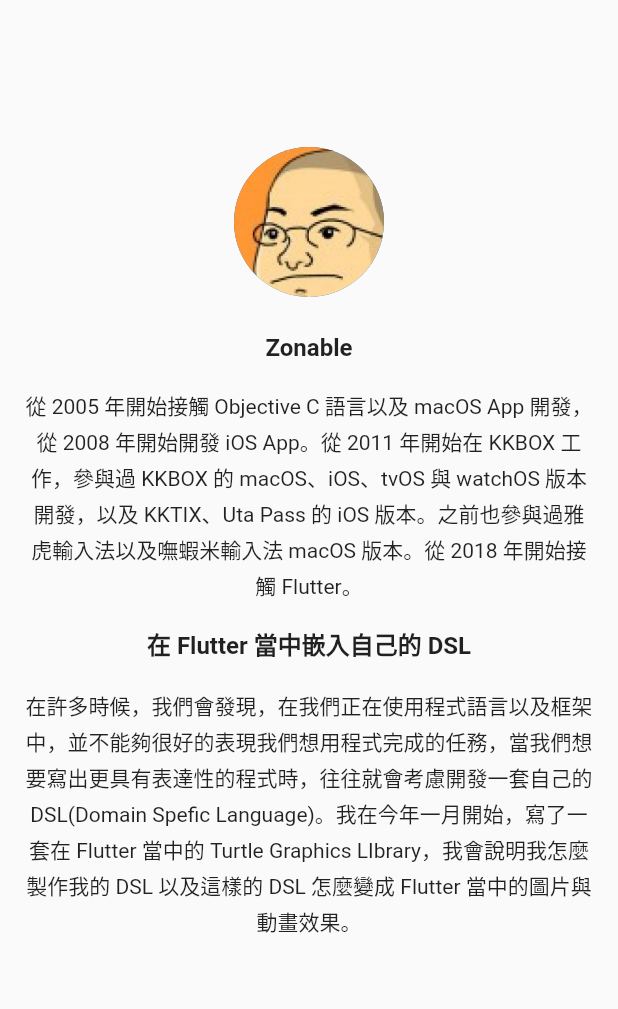
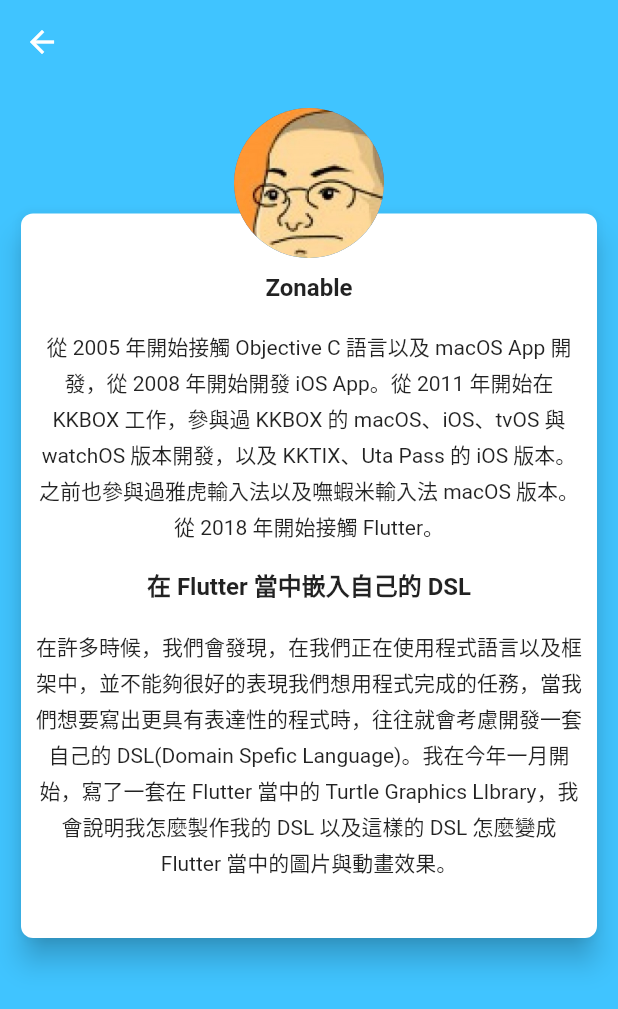
Before and after one commit to chloe722/flutter_taipei, a Flutter app: the screen it shows after launch, after a tap on "在 Flutter 當中嵌入自己的 DSL", on a phone screen of 412 x 824 dp. Shown: the top 1009 px of the screen. Run offline on Flutter 3.47's test engine with Material 2 defaults, Android fonts, the phone set to English and light mode, and no system bars; our stand-ins replace flutter_icons.

Commit message:
Updated UI in talkDetailScreen

```diff
--- a/lib/constants.dart
+++ b/lib/constants.dart
@@ -1,6 +1,7 @@
 
 
 import 'package:flutter/cupertino.dart';
+import 'package:flutter/material.dart';
 
 const TextStyle kHeadingTextStyle = TextStyle(
   fontWeight: FontWeight.bold,
@@ -11,3 +12,6 @@
 const TextStyle kContentTextStyle = TextStyle(
   height: 1.7
 );
+
+
+const Color kBgColor = Colors.lightBlueAccent;
--- a/lib/screens/talk_detail_screen.dart
+++ b/lib/screens/talk_detail_screen.dart
@@ -3,10 +3,16 @@
 import 'package:flutter_taipei/constants.dart';
 import 'package:flutter_taipei/model/speaker.dart';
 
-class TalkDetailScreen extends StatelessWidget {
+class TalkDetailScreen extends StatefulWidget {
   TalkDetailScreen({this.speaker});
 
   final Speaker speaker;
+
+  @override
+  _TalkDetailScreenState createState() => _TalkDetailScreenState();
+}
+
+class _TalkDetailScreenState extends State<TalkDetailScreen> {
 
   Widget _content({String text, bool isHeading}) {
     return Padding(
@@ -18,27 +24,23 @@
     );
   }
 
-  @override
-  Widget build(BuildContext context) {
-    return Scaffold(
-      body: SingleChildScrollView(
-        child: Center(
-          child: Container(
-            margin: EdgeInsets.only(top: 50.0, left: 8.0, right: 8.0),
-            padding: EdgeInsets.symmetric(horizontal: 8.0, vertical: 32.0),
+  Widget _buildCard() {
+    return Positioned(
+      width: MediaQuery.of(context).size.width - 20,
+      top: MediaQuery.of(context).size.height * 0.1,
+      child: Card(
+        shape: RoundedRectangleBorder(borderRadius: BorderRadius.circular(8.0)),
+        elevation: 8.0,
+        child: Container(
+          padding: EdgeInsets.symmetric(horizontal: 8.0, vertical: 32.0),
+          child: SingleChildScrollView(
             child: Column(
               mainAxisSize: MainAxisSize.max,
               children: <Widget>[
-                Container(
-                    width: 100.0,
-                    height: 100.0,
-                    margin: EdgeInsets.symmetric(vertical: 16.0),
-                    child: CircleAvatar(
-                        backgroundImage: AssetImage(speaker.photo))),
-                _content(text: speaker.name, isHeading: true),
-                _content(text: speaker.introduction, isHeading: false),
-                _content(text: speaker.talkTopic, isHeading: true),
-                _content(text: speaker.topicIntro, isHeading: false),
+                _content(text: widget.speaker.name, isHeading: true),
+                _content(text: widget.speaker.introduction, isHeading: false),
+                _content(text: widget.speaker.talkTopic, isHeading: true),
+                _content(text: widget.speaker.topicIntro, isHeading: false),
               ],
             ),
           ),
@@ -46,4 +48,40 @@
       ),
     );
   }
+
+  Widget _buildImage() {
+    return Align(
+      alignment: Alignment.topCenter,
+      child: Hero(
+        tag: widget.speaker.name,
+        child: Container(
+            width: 100.0,
+            height: 100.0,
+            margin: EdgeInsets.symmetric(vertical: 16.0),
+            child: CircleAvatar(
+                backgroundImage: AssetImage(widget.speaker.photo))),
+      ),
+    );
+  }
+
+  @override
+  Widget build(BuildContext context) {
+    return Scaffold(
+      backgroundColor: kBgColor,
+      appBar: AppBar(
+        elevation: 0.0,
+        backgroundColor: kBgColor,
+      ),
+      body: Center(
+        child: Stack(
+          overflow: Overflow.visible,
+          alignment: Alignment.center,
+          children: <Widget>[
+            _buildCard(),
+            _buildImage(),
+          ],
+        ),
+      ),
+    );
+  }
 }
--- a/lib/timeline_item.dart
+++ b/lib/timeline_item.dart
@@ -13,10 +13,13 @@
 
   final Radius _radius = Radius.circular(16.0);
 
+
   @override
   Widget build(BuildContext context) {
+    bool _isTalk = timeline.speaker != null;
+
     return InkWell(
-      onTap: timeline.speaker != null
+      onTap: _isTalk
           ? () => Navigator.of(context).push(MaterialPageRoute(
               builder: (context) =>
                   TalkDetailScreen(speaker: timeline.speaker)))
@@ -36,10 +39,9 @@
             Padding(
               padding: const EdgeInsets.symmetric(vertical: 16.0),
               child: Text(
-                timeline.speaker != null
-                    ? timeline.speaker.talkTopic
-                    : timeline.content,
+                _isTalk? timeline.speaker.talkTopic : timeline.content,
                 textAlign: TextAlign.center,
+                style: TextStyle(fontWeight: _isTalk? FontWeight.bold : null),
               ),
             ),
             if (timeline.speaker != null) SpeakerRow(speaker: timeline.speaker),
@@ -63,13 +65,16 @@
         mainAxisAlignment: MainAxisAlignment.center,
         mainAxisSize: MainAxisSize.max,
         children: <Widget>[
-          Padding(
-            padding: const EdgeInsets.only(right: 8.0),
-            child: Container(
-                width: 30.0,
-                height: 30.0,
-                child:
-                    CircleAvatar(backgroundImage: AssetImage(speaker.photo))),
+          Hero(
+            tag: speaker.name,
+            child: Padding(
+              padding: EdgeInsets.only(right: 8.0),
+              child: Container(
+                  width: 30.0,
+                  height: 30.0,
+                  child:
+                      CircleAvatar(backgroundImage: AssetImage(speaker.photo))),
+            ),
           ),
           Text(
             speaker.name,
```
